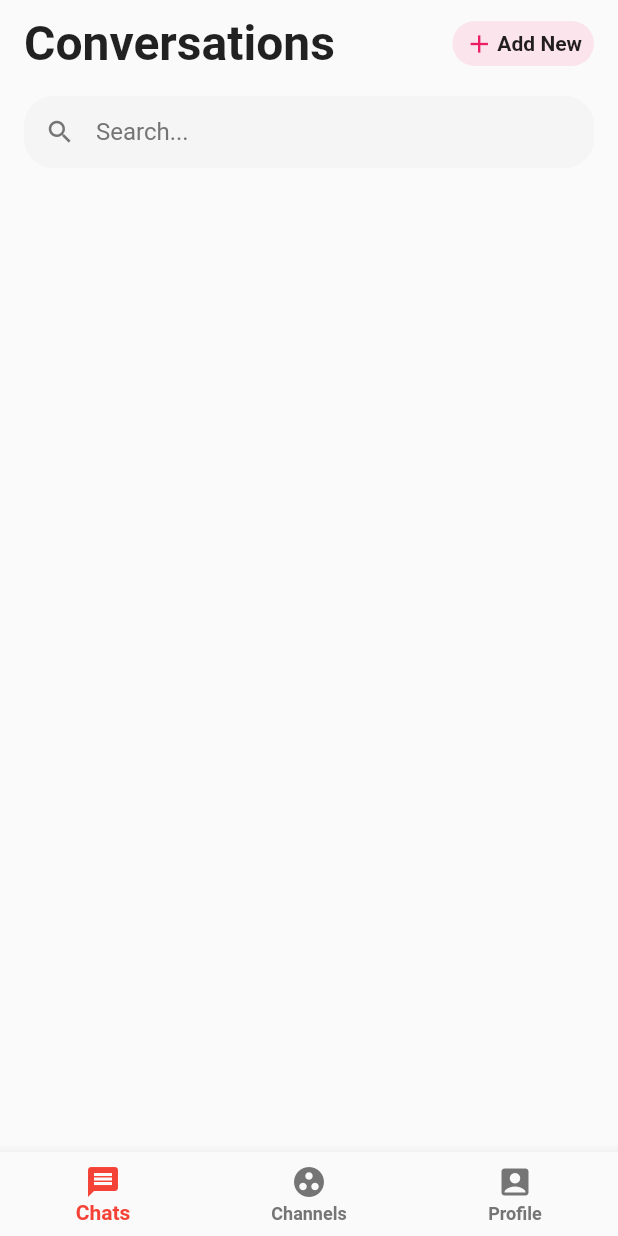
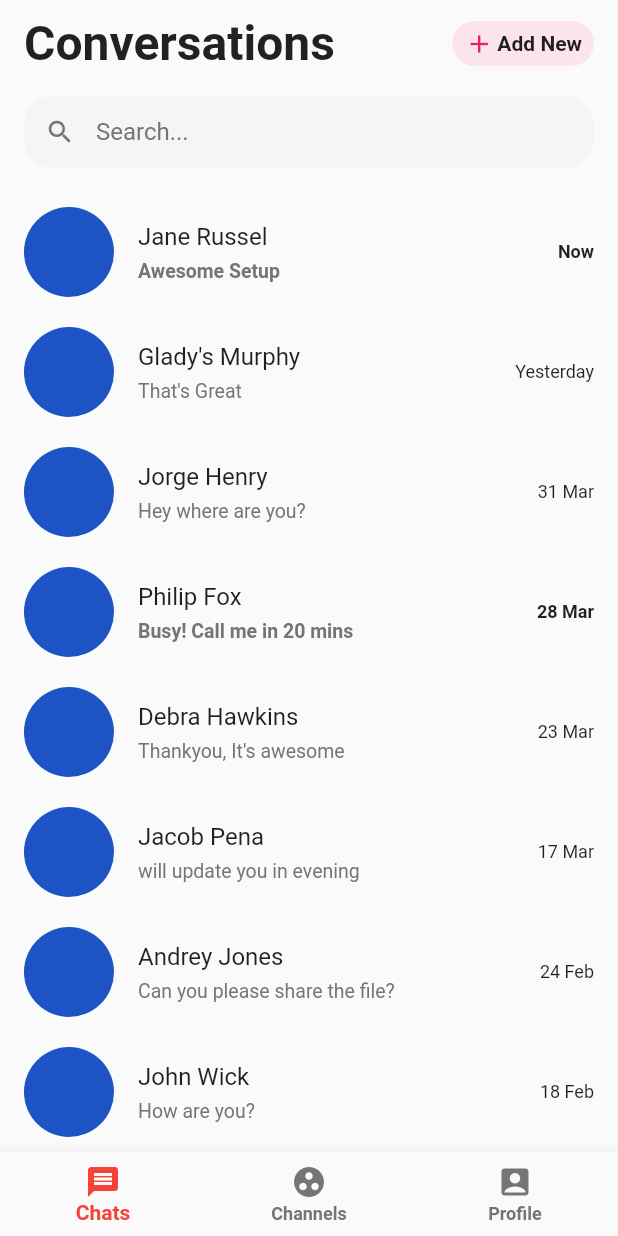
Before and after one commit to Mr-Deee/totalclinic, a Flutter app: the chatroom screen opened by its route, on a phone screen of 412 x 824 dp. Run offline on Flutter 3.47's test engine with Material 2 defaults, Android fonts, the phone set to English and light mode, and no system bars; our stand-ins replace animate_do, animated_flip_counter, bouncing_widget, cached_network_image, cloud_firestore, firebase_auth and 4 more; accounts and stored records are empty.

Commit message:
Example list for chat room created

```diff
--- a/lib/Pages/ChatRoom.dart
+++ b/lib/Pages/ChatRoom.dart
@@ -1,5 +1,8 @@
 import 'package:flutter/cupertino.dart';
 import 'package:flutter/material.dart';
+
+import '../models/chatUsersModel.dart';
+import '../widgets/conversationList.dart';
 
 class chatroom extends StatefulWidget {
   // const chatroom({Key  key}) : super(key: key);
@@ -10,6 +13,21 @@ class chatroom extends StatefulWidget {
 }
 
 class _chatroomState extends State<chatroom> {
+
+
+
+  List<ChatUsers> chatUsers = [
+    ChatUsers(name: "Jane Russel", messageText: "Awesome Setup", image: "images/userImage1.jpeg", time: "Now"),
+    ChatUsers(name: "Glady's Murphy", messageText: "That's Great", image: "images/userImage2.jpeg", time: "Yesterday"),
+    ChatUsers(name: "Jorge Henry", messageText: "Hey where are you?", image: "images/userImage3.jpeg", time: "31 Mar"),
+    ChatUsers(name: "Philip Fox", messageText: "Busy! Call me in 20 mins", image: "images/userImage4.jpeg", time: "28 Mar"),
+    ChatUsers(name: "Debra Hawkins", messageText: "Thankyou, It's awesome", image: "images/userImage5.jpeg", time: "23 Mar"),
+    ChatUsers(name: "Jacob Pena", messageText: "will update you in evening", image: "images/userImage6.jpeg", time: "17 Mar"),
+    ChatUsers(name: "Andrey Jones", messageText: "Can you please share the file?", image: "images/userImage7.jpeg", time: "24 Feb"),
+    ChatUsers(name: "John Wick", messageText: "How are you?", image: "images/userImage8.jpeg", time: "18 Feb"),
+  ];
+
+
   @override
   Widget build(BuildContext context) {
     return Scaffold(
@@ -75,8 +93,30 @@ class _chatroomState extends State<chatroom> {
                           enabledBorder: OutlineInputBorder(
                               borderRadius: BorderRadius.circular(20),
                               borderSide:
-                                  BorderSide(color: Colors.grey.shade100)))))
-            ]),
+                                  BorderSide(color: Colors.grey.shade100))))),
+
+
+              ListView.builder(
+                itemCount: chatUsers.length,
+                shrinkWrap: true,
+                padding: EdgeInsets.only(top: 16),
+                physics: NeverScrollableScrollPhysics(),
+                itemBuilder: (context, index){
+                  return ConversationList(
+                    name: chatUsers[index].name,
+                    messageText: chatUsers[index].messageText,
+                    imageUrl: chatUsers[index].imageURL,
+                    time: chatUsers[index].time,
+                    isMessageRead: (index == 0 || index == 3)?true:false,
+                  );
+                },
+              ),
+            ]
+
+
+
+
+        ),
       ),
       bottomNavigationBar: BottomNavigationBar(
         selectedItemColor: Colors.red,
--- /dev/null
+++ b/lib/models/chatUsersModel.dart
@@ -0,0 +1,9 @@
+import 'package:flutter/cupertino.dart';
+
+class ChatUsers{
+  String name;
+  String messageText;
+  String imageURL;
+  String time;
+  ChatUsers({@required this.name,@required this.messageText,@required this.imageURL,@required this.time, String secondaryText, String text, String image});
+}
--- /dev/null
+++ b/lib/widgets/conversationList.dart
@@ -0,0 +1,56 @@
+
+import 'package:flutter/cupertino.dart';
+import 'package:flutter/material.dart';
+
+class ConversationList extends StatefulWidget{
+  String name;
+  String messageText;
+  String imageUrl;
+  String time;
+  bool isMessageRead;
+  ConversationList({@required this.name,@required this.messageText,@required this.imageUrl,@required this.time,@required this.isMessageRead});
+  @override
+  _ConversationListState createState() => _ConversationListState();
+}
+
+class _ConversationListState extends State<ConversationList> {
+  @override
+  Widget build(BuildContext context) {
+    return GestureDetector(
+      onTap: (){
+      },
+      child: Container(
+        padding: EdgeInsets.only(left: 16,right: 16,top: 10,bottom: 10),
+        child: Row(
+          children: <Widget>[
+            Expanded(
+              child: Row(
+                children: <Widget>[
+                  CircleAvatar(
+                    //backgroundImage: NetworkImage(widget.imageUrl),
+                    maxRadius: 30,
+                  ),
+                  SizedBox(width: 16,),
+                  Expanded(
+                    child: Container(
+                      color: Colors.transparent,
+                      child: Column(
+                        crossAxisAlignment: CrossAxisAlignment.start,
+                        children: <Widget>[
+                          Text(widget.name, style: TextStyle(fontSize: 16),),
+                          SizedBox(height: 6,),
+                          Text(widget.messageText,style: TextStyle(fontSize: 13,color: Colors.grey.shade600, fontWeight: widget.isMessageRead?FontWeight.bold:FontWeight.normal),),
+                        ],
+                      ),
+                    ),
+                  ),
+                ],
+              ),
+            ),
+            Text(widget.time,style: TextStyle(fontSize: 12,fontWeight: widget.isMessageRead?FontWeight.bold:FontWeight.normal),),
+          ],
+        ),
+      ),
+    );
+  }
+}
```
Also changed, not shown: lib/widgets/message_textfield.dart (added, +115 -0 lines), lib/widgets/single_message.dart (added, +39 -0 lines).
